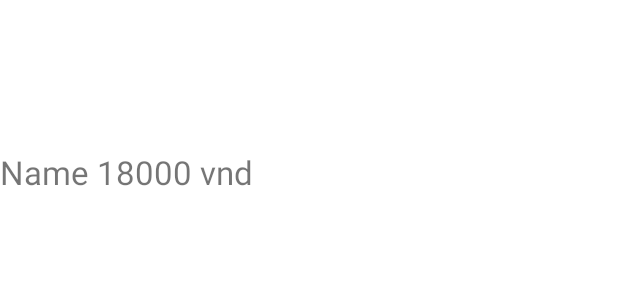
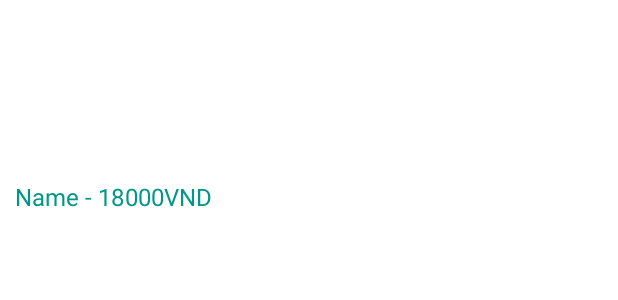
Before and after one commit to DevP41n/Android-Project, an Android app: the layout list_item.xml on its own in the app's theme, with its tools: preview values and no code run, on a phone screen of 412 x 824 dp. Shown: the top 300 px of the screen. Run offline under Robolectric (Android 15) with nearby library versions, the phone set to English and light mode, and no system bars; Roboto replaces fonts that are not available here.

Commit message:
Fix list

```diff
--- a/app/src/main/java/com/example/androidproject/MainActivity.java
+++ b/app/src/main/java/com/example/androidproject/MainActivity.java
@@ -171,9 +171,9 @@ public class MainActivity extends AppCompatActivity implements RecyclerViewClick
                 }
             }
             adapterSanPham = new adapterSanPham(MainActivity.this, sp,this);
-            LinearLayoutManager llm = new LinearLayoutManager(this);
-            llm.setOrientation(LinearLayoutManager.VERTICAL);
-            recyclerViewNew.setLayoutManager(llm);
+            recyclerViewNew.setHasFixedSize(true);
+            LinearLayoutManager layoutManager = new LinearLayoutManager(this, LinearLayoutManager.VERTICAL, false);
+            recyclerViewNew.setLayoutManager(layoutManager);
             recyclerViewNew.setLayoutManager(new GridLayoutManager(getApplicationContext(),2));
             recyclerViewNew.setAdapter(adapterSanPham);
 
--- a/app/src/main/res/layout/list_item.xml
+++ b/app/src/main/res/layout/list_item.xml
@@ -1,20 +1,25 @@
 <?xml version="1.0" encoding="utf-8"?>
 <LinearLayout xmlns:android="http://schemas.android.com/apk/res/android"
-    android:layout_width="match_parent"
     android:orientation="vertical"
-    android:layout_height="match_parent">
+    android:layout_width="wrap_content"
+    android:layout_height="wrap_content"
+    android:padding="10dp">
 
     <ImageView
         android:id="@+id/invThumble"
-        android:layout_width="144dp"
-        android:layout_height="100dp">
-    </ImageView>
+        android:layout_width="wrap_content"
+        android:layout_height="100dp"
+        android:layout_gravity="center"/>
+
     <TextView
         android:id="@+id/txtinfo"
         android:layout_width="wrap_content"
         android:layout_height="wrap_content"
-        android:text="Name 18000 vnd"
+        android:text="Name - 18000VND"
         android:gravity="center"
-        android:textSize="22sp"/>
+        android:layout_gravity="center"
+        android:layout_marginTop="10dp"
+        android:textSize="16sp"
+        android:textColor="#009688"/>
 
 </LinearLayout>
```
